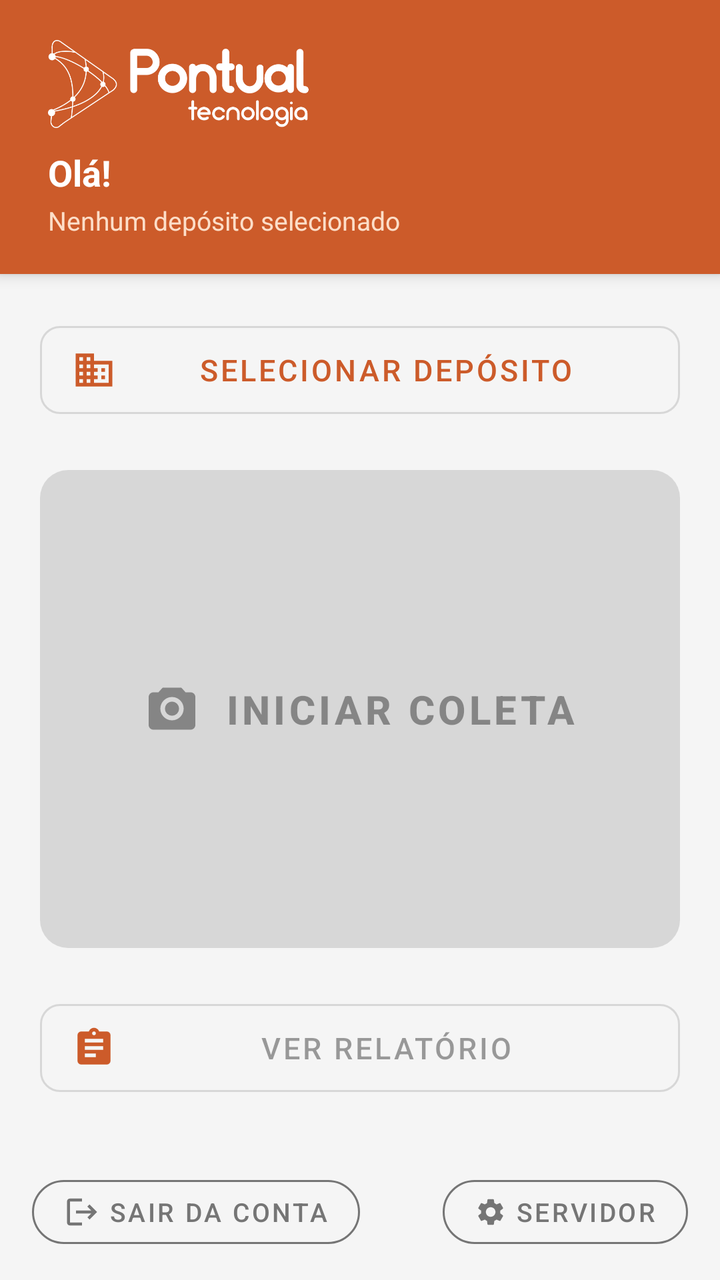
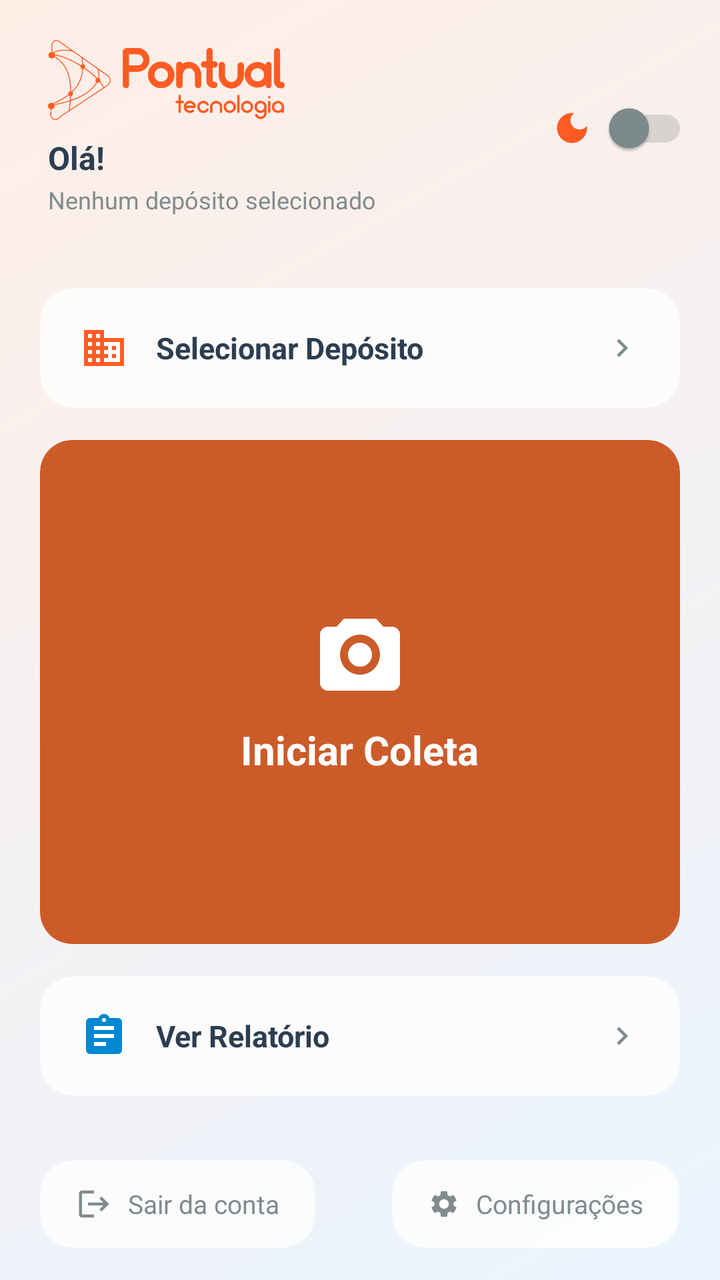

The first picture is an Android layout as it rendered before a commit; the second is the same layout after the commit. The layout source and the unified diff follow.
<!-- AndroidManifest.xml: application theme Theme.Inventario.NoBar -->
<!-- res/layout/activity_main.xml -->
<?xml version="1.0" encoding="utf-8"?>
<LinearLayout xmlns:android="http://schemas.android.com/apk/res/android"
    xmlns:app="http://schemas.android.com/apk/res-auto"
    android:layout_width="match_parent"
    android:layout_height="match_parent"
    android:orientation="vertical"
    android:background="@color/screenBackground"
    android:fitsSystemWindows="true">

    
    <LinearLayout
        android:layout_width="match_parent"
        android:layout_height="wrap_content"
        android:orientation="vertical"
        android:background="@color/colorPrimary"
        android:paddingStart="24dp"
        android:paddingEnd="24dp"
        android:paddingTop="20dp"
        android:paddingBottom="18dp"
        android:elevation="4dp">

        
        <LinearLayout
            android:layout_width="match_parent"
            android:layout_height="wrap_content"
            android:orientation="horizontal"
            android:gravity="center_vertical"
            android:layout_marginBottom="10dp">

            <ImageView
                android:layout_width="0dp"
                android:layout_height="44dp"
                android:layout_weight="1"
                android:adjustViewBounds="true"
                android:scaleType="fitStart"
                android:src="@drawable/logo_pontual"
                android:tint="#FFFFFF"
                android:contentDescription="Pontual Tecnologia" />

            <ImageButton
                android:id="@+id/btnDarkMode"
                android:layout_width="40dp"
                android:layout_height="40dp"
                android:background="?attr/selectableItemBackgroundBorderless"
                android:padding="8dp"
                android:tint="#FFFFFF"
                android:contentDescription="Modo escuro" />

        </LinearLayout>

        <TextView
            android:id="@+id/tvNome"
            android:layout_width="wrap_content"
            android:layout_height="wrap_content"
            android:text="Olá!"
            android:textColor="#FFFFFF"
            android:textSize="18sp"
            android:textStyle="bold" />

        <TextView
            android:id="@+id/tvDeposito"
            android:layout_width="match_parent"
            android:layout_height="wrap_content"
            android:layout_marginTop="3dp"
            android:text="Nenhum depósito selecionado"
            android:textColor="@color/headerTextSecondary"
            android:textSize="13sp"
            android:maxLines="2"
            android:ellipsize="end" />

    </LinearLayout>

    
    <LinearLayout
        android:layout_width="match_parent"
        android:layout_height="0dp"
        android:layout_weight="1"
        android:orientation="vertical"
        android:padding="20dp">

        
        <com.google.android.material.button.MaterialButton
            android:id="@+id/btnSelecionarDeposito"
            style="@style/Widget.MaterialComponents.Button.OutlinedButton"
            android:layout_width="match_parent"
            android:layout_height="56dp"
            android:layout_marginBottom="16dp"
            android:text="Selecionar Depósito"
            android:textSize="15sp"
            app:icon="@drawable/ic_store"
            app:iconTint="?attr/colorPrimary"
            app:iconSize="22dp"
            app:cornerRadius="10dp" />

        
        <com.google.android.material.button.MaterialButton
            android:id="@+id/btnBipar"
            android:layout_width="match_parent"
            android:layout_height="0dp"
            android:layout_weight="1"
            android:layout_marginBottom="16dp"
            android:text="Iniciar Coleta"
            android:textSize="20sp"
            android:textStyle="bold"
            android:enabled="false"
            app:icon="@drawable/ic_camera"
            app:iconSize="28dp"
            app:iconGravity="textStart"
            app:iconPadding="12dp"
            app:cornerRadius="14dp" />

        
        <com.google.android.material.button.MaterialButton
            android:id="@+id/btnRelatorio"
            style="@style/Widget.MaterialComponents.Button.OutlinedButton"
            android:layout_width="match_parent"
            android:layout_height="56dp"
            android:layout_marginBottom="12dp"
            android:text="Ver Relatório"
            android:textSize="15sp"
            android:enabled="false"
            app:icon="@drawable/ic_report"
            app:iconTint="?attr/colorPrimary"
            app:iconSize="22dp"
            app:cornerRadius="10dp" />

        <com.google.android.material.button.MaterialButton
            android:id="@+id/btnUsuarios"
            style="@style/Widget.MaterialComponents.Button.OutlinedButton"
            android:layout_width="match_parent"
            android:layout_height="48dp"
            android:layout_marginTop="4dp"
            android:text="Acesso Mobile — Usuários"
            android:textSize="14sp"
            android:visibility="gone"
            app:icon="@drawable/ic_person"
            app:iconTint="?attr/colorPrimary"
            app:iconSize="20dp"
            app:cornerRadius="10dp" />

    </LinearLayout>

    
    <LinearLayout
        android:layout_width="match_parent"
        android:layout_height="wrap_content"
        android:layout_marginBottom="12dp"
        android:orientation="horizontal"
        android:gravity="center_vertical"
        android:paddingHorizontal="16dp">

        <com.google.android.material.button.MaterialButton
            android:id="@+id/btnSair"
            style="@style/Widget.MaterialComponents.Button.OutlinedButton"
            android:layout_width="wrap_content"
            android:layout_height="44dp"
            android:text="Sair da conta"
            android:textColor="@color/textSecondary"
            android:textSize="13sp"
            app:icon="@drawable/ic_logout"
            app:iconTint="@color/textSecondary"
            app:iconSize="18dp"
            app:strokeColor="@color/textSecondary"
            app:cornerRadius="22dp" />

        <View
            android:layout_width="0dp"
            android:layout_height="1dp"
            android:layout_weight="1" />

        <com.google.android.material.button.MaterialButton
            android:id="@+id/btnConfigurarServidor"
            style="@style/Widget.MaterialComponents.Button.OutlinedButton"
            android:layout_width="wrap_content"
            android:layout_height="44dp"
            android:text="Servidor"
            android:textColor="@color/textSecondary"
            android:textSize="13sp"
            app:icon="@drawable/ic_settings"
            app:iconTint="@color/textSecondary"
            app:iconSize="16dp"
            app:strokeColor="@color/textSecondary"
            app:cornerRadius="22dp" />

    </LinearLayout>

</LinearLayout>
<!-- resources referenced by this layout -->
<resources>
  <color name="colorPrimary">#CC5B2A</color>
  <color name="headerTextSecondary">#FDDEC8</color>
  <color name="screenBackground">#F5F5F5</color>
  <color name="textSecondary">#757575</color>
  <!-- drawable ic_person (drawable) -->
  <?xml version="1.0" encoding="utf-8"?>
  <vector xmlns:android="http://schemas.android.com/apk/res/android"
      android:width="24dp"
      android:height="24dp"
      android:viewportWidth="24"
      android:viewportHeight="24">
      <path
          android:fillColor="#FFFFFF"
          android:pathData="M12,12c2.21,0 4,-1.79 4,-4s-1.79,-4 -4,-4 -4,1.79 -4,4 1.79,4 4,4zM12,14c-2.67,0 -8,1.34 -8,4v2h16v-2c0,-2.66 -5.33,-4 -8,-4z" />
  </vector>
  <style name="Theme.Inventario.NoBar" parent="Theme.MaterialComponents.DayNight.NoActionBar">
          <item name="colorPrimary">@color/colorPrimary</item>
          <item name="colorPrimaryVariant">@color/colorPrimaryDark</item>
          <item name="colorOnPrimary">#FFFFFF</item>
          <item name="colorSecondary">@color/colorAccent</item>
          <item name="colorOnSecondary">#FFFFFF</item>
          <item name="android:windowBackground">@color/screenBackground</item>
          <item name="android:statusBarColor">@color/colorPrimaryDark</item>
      </style>
  <color name="colorPrimaryDark">#A04520</color>
  <color name="colorAccent">#E07040</color>
  <!-- unchanged entries left out for length: 6 -->
</resources>

<!-- the commit's change to res/layout/activity_main.xml (unified diff, before → after) -->
@@ -4,69 +4,81 @@
     android:layout_width="match_parent"
     android:layout_height="match_parent"
     android:orientation="vertical"
-    android:background="@color/screenBackground"
+    android:background="@drawable/bg_gradient"
     android:fitsSystemWindows="true">
 
     
     <LinearLayout
         android:layout_width="match_parent"
         android:layout_height="wrap_content"
-        android:orientation="vertical"
-        android:background="@color/colorPrimary"
+        android:orientation="horizontal"
+        android:gravity="center_vertical"
         android:paddingStart="24dp"
-        android:paddingEnd="24dp"
+        android:paddingEnd="16dp"
         android:paddingTop="20dp"
-        android:paddingBottom="18dp"
-        android:elevation="4dp">
-
-        
-        <LinearLayout
-            android:layout_width="match_parent"
+        android:paddingBottom="16dp">
+
+        <LinearLayout
+            android:layout_width="0dp"
             android:layout_height="wrap_content"
-            android:orientation="horizontal"
-            android:gravity="center_vertical"
-            android:layout_marginBottom="10dp">
-
-            <ImageView
-                android:layout_width="0dp"
-                android:layout_height="44dp"
-                android:layout_weight="1"
+            android:layout_weight="1"
+            android:orientation="vertical">
+
+            <ImageView
+                android:layout_width="130dp"
+                android:layout_height="40dp"
                 android:adjustViewBounds="true"
                 android:scaleType="fitStart"
                 android:src="@drawable/logo_pontual"
-                android:tint="#FFFFFF"
+                android:tint="@color/atomicOrange"
                 android:contentDescription="Pontual Tecnologia" />
 
-            <ImageButton
+            <TextView
+                android:id="@+id/tvNome"
+                android:layout_width="wrap_content"
+                android:layout_height="wrap_content"
+                android:layout_marginTop="8dp"
+                android:text="Olá!"
+                android:textColor="@color/colorPrimaryText"
+                android:textSize="16sp"
+                android:textStyle="bold" />
+
+            <TextView
+                android:id="@+id/tvDeposito"
+                android:layout_width="match_parent"
+                android:layout_height="wrap_content"
+                android:layout_marginTop="2dp"
+                android:text="Nenhum depósito selecionado"
+                android:textColor="@color/textSecondary"
+                android:textSize="12sp"
+                android:maxLines="1"
+                android:ellipsize="end" />
+
+        </LinearLayout>
+
+        <LinearLayout
+            android:layout_width="wrap_content"
+            android:layout_height="40dp"
+            android:orientation="horizontal"
+            android:gravity="center_vertical">
+
+            <ImageView
+                android:id="@+id/ivDarkModeIcon"
+                android:layout_width="20dp"
+                android:layout_height="20dp"
+                android:src="@drawable/ic_dark_mode"
+                android:tint="@color/atomicOrange"
+                android:contentDescription="Modo escuro" />
+
+            <com.google.android.material.switchmaterial.SwitchMaterial
                 android:id="@+id/btnDarkMode"
-                android:layout_width="40dp"
-                android:layout_height="40dp"
-                android:background="?attr/selectableItemBackgroundBorderless"
-                android:padding="8dp"
-                android:tint="#FFFFFF"
-                android:contentDescription="Modo escuro" />
-
-        </LinearLayout>
-
-        <TextView
-            android:id="@+id/tvNome"
-            android:layout_width="wrap_content"
-            android:layout_height="wrap_content"
-            android:text="Olá!"
-            android:textColor="#FFFFFF"
-            android:textSize="18sp"
-            android:textStyle="bold" />
-
-        <TextView
-            android:id="@+id/tvDeposito"
-            android:layout_width="match_parent"
-            android:layout_height="wrap_content"
-            android:layout_marginTop="3dp"
-            android:text="Nenhum depósito selecionado"
-            android:textColor="@color/headerTextSecondary"
-            android:textSize="13sp"
-            android:maxLines="2"
-            android:ellipsize="end" />
+                android:layout_width="wrap_content"
+                android:layout_height="match_parent"
+                android:paddingStart="2dp"
+                app:thumbTint="@color/switch_thumb_color"
+                app:trackTint="@color/switch_track_color" />
+
+        </LinearLayout>
 
     </LinearLayout>
 
@@ -79,64 +91,166 @@
         android:padding="20dp">
 
         
-        <com.google.android.material.button.MaterialButton
+        <LinearLayout
             android:id="@+id/btnSelecionarDeposito"
-            style="@style/Widget.MaterialComponents.Button.OutlinedButton"
             android:layout_width="match_parent"
-            android:layout_height="56dp"
+            android:layout_height="60dp"
             android:layout_marginBottom="16dp"
-            android:text="Selecionar Depósito"
-            android:textSize="15sp"
-            app:icon="@drawable/ic_store"
-            app:iconTint="?attr/colorPrimary"
-            app:iconSize="22dp"
-            app:cornerRadius="10dp" />
+            android:orientation="horizontal"
+            android:gravity="center_vertical"
+            android:paddingStart="20dp"
+            android:paddingEnd="20dp"
+            android:background="@drawable/bg_glass_card"
+            android:foreground="?attr/selectableItemBackground"
+            android:clipToOutline="true"
+            android:clickable="true"
+            android:focusable="true">
+
+            <ImageView
+                android:layout_width="24dp"
+                android:layout_height="24dp"
+                android:src="@drawable/ic_store"
+                android:tint="@color/atomicOrange"
+                android:contentDescription="Depósito" />
+
+            <TextView
+                android:layout_width="0dp"
+                android:layout_height="wrap_content"
+                android:layout_weight="1"
+                android:layout_marginStart="14dp"
+                android:text="Selecionar Depósito"
+                android:textSize="15sp"
+                android:textStyle="bold"
+                android:textColor="@color/colorPrimaryText" />
+
+            <ImageView
+                android:layout_width="18dp"
+                android:layout_height="18dp"
+                android:src="@drawable/ic_chevron_right"
+                android:tint="@color/textSecondary"
+                android:contentDescription="" />
+
+        </LinearLayout>
 
         
-        <com.google.android.material.button.MaterialButton
+        <LinearLayout
             android:id="@+id/btnBipar"
             android:layout_width="match_parent"
             android:layout_height="0dp"
             android:layout_weight="1"
             android:layout_marginBottom="16dp"
-            android:text="Iniciar Coleta"
-            android:textSize="20sp"
-            android:textStyle="bold"
             android:enabled="false"
-            app:icon="@drawable/ic_camera"
-            app:iconSize="28dp"
-            app:iconGravity="textStart"
-            app:iconPadding="12dp"
-            app:cornerRadius="14dp" />
+            android:orientation="vertical"
+            android:gravity="center"
+            android:background="@drawable/bg_glass_primary"
+            android:foreground="?attr/selectableItemBackground"
+            android:clipToOutline="true"
+            android:clickable="true"
+            android:focusable="true">
+
+            <ImageView
+                android:layout_width="48dp"
+                android:layout_height="48dp"
+                android:src="@drawable/ic_camera"
+                android:tint="#FFFFFF"
+                android:layout_marginBottom="10dp"
+                android:contentDescription="Câmera" />
+
+            <TextView
+                android:layout_width="wrap_content"
+                android:layout_height="wrap_content"
+                android:text="Iniciar Coleta"
+                android:textSize="20sp"
+                android:textStyle="bold"
+                android:textColor="#FFFFFF" />
+
+        </LinearLayout>
 
         
-        <com.google.android.material.button.MaterialButton
+        <LinearLayout
             android:id="@+id/btnRelatorio"
-            style="@style/Widget.MaterialComponents.Button.OutlinedButton"
             android:layout_width="match_parent"
-            android:layout_height="56dp"
+            android:layout_height="60dp"
             android:layout_marginBottom="12dp"
-            android:text="Ver Relatório"
-            android:textSize="15sp"
             android:enabled="false"
-            app:icon="@drawable/ic_report"
-            app:iconTint="?attr/colorPrimary"
-            app:iconSize="22dp"
-            app:cornerRadius="10dp" />
-
-        <com.google.android.material.button.MaterialButton
+            android:orientation="horizontal"
+            android:gravity="center_vertical"
+            android:paddingStart="20dp"
+            android:paddingEnd="20dp"
+            android:background="@drawable/bg_glass_card"
+            android:foreground="?attr/selectableItemBackground"
+            android:clipToOutline="true"
+            android:clickable="true"
+            android:focusable="true">
+
+            <ImageView
+                android:layout_width="24dp"
+                android:layout_height="24dp"
+                android:src="@drawable/ic_report"
+                android:tint="@color/iceCreamBlueDark"
+                android:contentDescription="Relatório" />
+
+            <TextView
+                android:layout_width="0dp"
+                android:layout_height="wrap_content"
+                android:layout_weight="1"
+                android:layout_marginStart="14dp"
+                android:text="Ver Relatório"
+                android:textSize="15sp"
+                android:textStyle="bold"
+                android:textColor="@color/colorPrimaryText" />
+
+            <ImageView
+                android:layout_width="18dp"
+                android:layout_height="18dp"
+                android:src="@drawable/ic_chevron_right"
+                android:tint="@color/textSecondary"
+                android:contentDescription="" />
+
+        </LinearLayout>
+
+        
+        <LinearLayout
             android:id="@+id/btnUsuarios"
-            style="@style/Widget.MaterialComponents.Button.OutlinedButton"
             android:layout_width="match_parent"
-            android:layout_height="48dp"
+            android:layout_height="52dp"
             android:layout_marginTop="4dp"
-            android:text="Acesso Mobile — Usuários"
-            android:textSize="14sp"
             android:visibility="gone"
-            app:icon="@drawable/ic_person"
-            app:iconTint="?attr/colorPrimary"
-            app:iconSize="20dp"
-            app:cornerRadius="10dp" />
+            android:orientation="horizontal"
+            android:gravity="center_vertical"
+            android:paddingStart="20dp"
+            android:paddingEnd="20dp"
+            android:background="@drawable/bg_glass_card"
+            android:foreground="?attr/selectableItemBackground"
+            android:clipToOutline="true"
+            android:clickable="true"
+            android:focusable="true">
+
+            <ImageView
+                android:layout_width="22dp"
+                android:layout_height="22dp"
+                android:src="@drawable/ic_person"
+                android:tint="@color/iceCreamBlueDark"
+                android:contentDescription="Usuários" />
+
+            <TextView
+                android:layout_width="0dp"
+                android:layout_height="wrap_content"
+                android:layout_weight="1"
+                android:layout_marginStart="14dp"
+                android:text="Acesso Mobile — Usuários"
+                android:textSize="14sp"
+                android:textStyle="bold"
+                android:textColor="@color/colorPrimaryText" />
+
+            <ImageView
+                android:layout_width="18dp"
+                android:layout_height="18dp"
+                android:src="@drawable/ic_chevron_right"
+                android:tint="@color/textSecondary"
+                android:contentDescription="" />
+
+        </LinearLayout>
 
     </LinearLayout>
 
@@ -144,43 +258,77 @@
     <LinearLayout
         android:layout_width="match_parent"
         android:layout_height="wrap_content"
-        android:layout_marginBottom="12dp"
+        android:layout_marginBottom="16dp"
         android:orientation="horizontal"
         android:gravity="center_vertical"
-        android:paddingHorizontal="16dp">
-
-        <com.google.android.material.button.MaterialButton
+        android:paddingHorizontal="20dp">
+
+        <LinearLayout
             android:id="@+id/btnSair"
-            style="@style/Widget.MaterialComponents.Button.OutlinedButton"
             android:layout_width="wrap_content"
             android:layout_height="44dp"
-            android:text="Sair da conta"
-            android:textColor="@color/textSecondary"
-            android:textSize="13sp"
-            app:icon="@drawable/ic_logout"
-            app:iconTint="@color/textSecondary"
-            app:iconSize="18dp"
-            app:strokeColor="@color/textSecondary"
-            app:cornerRadius="22dp" />
+            android:orientation="horizontal"
+            android:gravity="center_vertical"
+            android:paddingStart="18dp"
+            android:paddingEnd="18dp"
+            android:background="@drawable/bg_glass_card"
+            android:foreground="?attr/selectableItemBackground"
+            android:clipToOutline="true"
+            android:focusable="true"
+            android:clickable="true">
+
+            <ImageView
+                android:layout_width="18dp"
+                android:layout_height="18dp"
+                android:src="@drawable/ic_logout"
+                android:tint="@color/textSecondary"
+                android:contentDescription="" />
+
+            <TextView
+                android:layout_width="wrap_content"
+                android:layout_height="wrap_content"
+                android:layout_marginStart="8dp"
+                android:text="Sair da conta"
+                android:textSize="13sp"
+                android:textColor="@color/textSecondary" />
+
+        </LinearLayout>
 
         <View
             android:layout_width="0dp"
             android:layout_height="1dp"
             android:layout_weight="1" />
 
-        <com.google.android.material.button.MaterialButton
+        <LinearLayout
             android:id="@+id/btnConfigurarServidor"
-            style="@style/Widget.MaterialComponents.Button.OutlinedButton"
             android:layout_width="wrap_content"
             android:layout_height="44dp"
-            android:text="Servidor"
-            android:textColor="@color/textSecondary"
-            android:textSize="13sp"
-            app:icon="@drawable/ic_settings"
-            app:iconTint="@color/textSecondary"
-            app:iconSize="16dp"
-            app:strokeColor="@color/textSecondary"
-            app:cornerRadius="22dp" />
+            android:orientation="horizontal"
+            android:gravity="center_vertical"
+            android:paddingStart="18dp"
+            android:paddingEnd="18dp"
+            android:background="@drawable/bg_glass_card"
+            android:foreground="?attr/selectableItemBackground"
+            android:clipToOutline="true"
+            android:focusable="true"
+            android:clickable="true">
+
+            <ImageView
+                android:layout_width="16dp"
+                android:layout_height="16dp"
+                android:src="@drawable/ic_settings"
+                android:tint="@color/textSecondary"
+                android:contentDescription="" />
+
+            <TextView
+                android:layout_width="wrap_content"
+                android:layout_height="wrap_content"
+                android:layout_marginStart="8dp"
+                android:text="Configurações"
+                android:textSize="13sp"
+                android:textColor="@color/textSecondary" />
+
+        </LinearLayout>
 
     </LinearLayout>
 
<!-- resource entries referenced after the edit -->
@@ -1,9 +1,56 @@
 <!-- resources referenced by this layout -->
 <resources>
+  <color name="atomicOrange">#FF5C23</color>
+  <color name="colorPrimaryText">#2C3E50</color>
+  <color name="iceCreamBlueDark">#0288D1</color>
   <color name="colorPrimary">#CC5B2A</color>
-  <color name="headerTextSecondary">#FDDEC8</color>
-  <color name="screenBackground">#F5F5F5</color>
-  <color name="textSecondary">#757575</color>
+  <color name="gradientStart">#FFEEE6</color>
+  <color name="gradientEnd">#EAF4FF</color>
+  <color name="screenBackground">#E8ECEF</color>
+  <color name="textSecondary">#7F8C8D</color>
+  <!-- drawable bg_glass_card (drawable) -->
+  <?xml version="1.0" encoding="utf-8"?>
+  <shape xmlns:android="http://schemas.android.com/apk/res/android" android:shape="rectangle">
+      <solid android:color="@color/glassCardFill" />
+      <stroke android:width="1dp" android:color="@color/glassCardBorder" />
+      <corners android:radius="16dp" />
+  </shape>
+  <!-- drawable bg_glass_primary (drawable) -->
+  <?xml version="1.0" encoding="utf-8"?>
+  <shape xmlns:android="http://schemas.android.com/apk/res/android" android:shape="rectangle">
+      <solid android:color="@color/colorPrimary" />
+      <corners android:radius="16dp" />
+  </shape>
+  <!-- drawable bg_gradient (drawable) -->
+  <?xml version="1.0" encoding="utf-8"?>
+  <shape xmlns:android="http://schemas.android.com/apk/res/android">
+      <gradient
+          android:startColor="@color/gradientStart"
+          android:endColor="@color/gradientEnd"
+          android:angle="315"
+          android:type="linear" />
+  </shape>
+  <!-- drawable ic_chevron_right (drawable) -->
+  <vector xmlns:android="http://schemas.android.com/apk/res/android"
+      android:width="24dp"
+      android:height="24dp"
+      android:viewportWidth="24"
+      android:viewportHeight="24">
+      <path
+          android:fillColor="@android:color/black"
+          android:pathData="M8.59,16.58L13.17,12L8.59,7.41L10,6l6,6-6,6-1.41-1.42z"/>
+  </vector>
+  <!-- drawable ic_dark_mode (drawable) -->
+  <?xml version="1.0" encoding="utf-8"?>
+  <vector xmlns:android="http://schemas.android.com/apk/res/android"
+      android:width="24dp"
+      android:height="24dp"
+      android:viewportWidth="24"
+      android:viewportHeight="24">
+      <path
+          android:fillColor="#FF000000"
+          android:pathData="M12,3c-4.97,0 -9,4.03 -9,9s4.03,9 9,9 9,-4.03 9,-9c0,-0.46 -0.04,-0.92 -0.1,-1.36c-0.98,1.37 -2.58,2.26 -4.4,2.26c-2.98,0 -5.4,-2.42 -5.4,-5.4c0,-1.81 0.89,-3.42 2.26,-4.4c-0.44,-0.06 -0.9,-0.1 -1.36,-0.1z" />
+  </vector>
   <!-- drawable ic_person (drawable) -->
   <?xml version="1.0" encoding="utf-8"?>
   <vector xmlns:android="http://schemas.android.com/apk/res/android"
@@ -22,10 +69,12 @@
           <item name="colorSecondary">@color/colorAccent</item>
           <item name="colorOnSecondary">#FFFFFF</item>
           <item name="android:windowBackground">@color/screenBackground</item>
-          <item name="android:statusBarColor">@color/colorPrimaryDark</item>
+          <item name="android:statusBarColor">@color/gradientStart</item>
       </style>
+  <color name="glassCardFill">#CCFFFFFF</color>
+  <color name="glassCardBorder">#66FFFFFF</color>
   <color name="colorPrimaryDark">#A04520</color>
-  <color name="colorAccent">#E07040</color>
+  <color name="colorAccent">#FF5C23</color>
   <!-- unchanged entries left out for length: 6 -->
 </resources>
 
